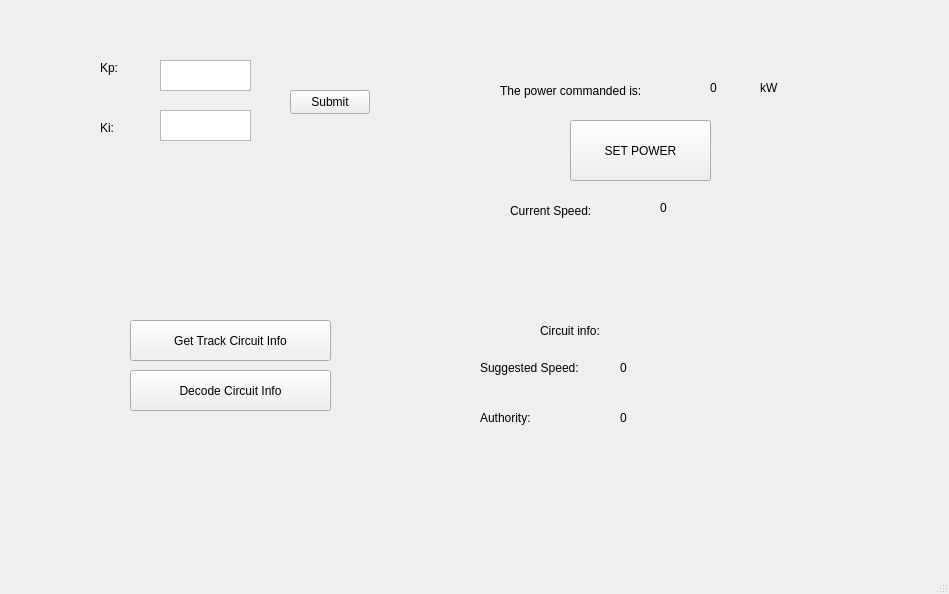
The window that SWTrainController/SWTrainController.ui (marmysl/ece1140) describes before a commit, drawn with Qt 5.
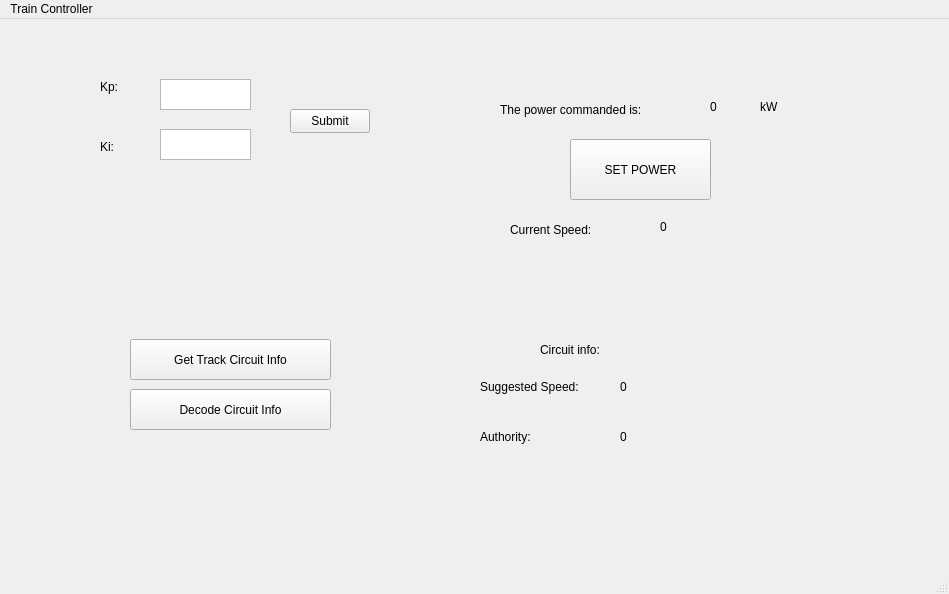
The same window after the commit.

Commit message: renaming some files, preparing for the great untangling of the train controller

Diff of the .ui file:
```diff
--- a/SWTrainController/SWTrainController.ui
+++ b/SWTrainController/SWTrainController.ui
@@ -252,6 +252,12 @@
      <height>22</height>
     </rect>
    </property>
+   <widget class="QMenu" name="menuTrain_Controller">
+    <property name="title">
+     <string>Train Controller</string>
+    </property>
+   </widget>
+   <addaction name="menuTrain_Controller"/>
   </widget>
   <widget class="QStatusBar" name="statusbar"/>
  </widget>
```
The commit also changes 6 other files.
